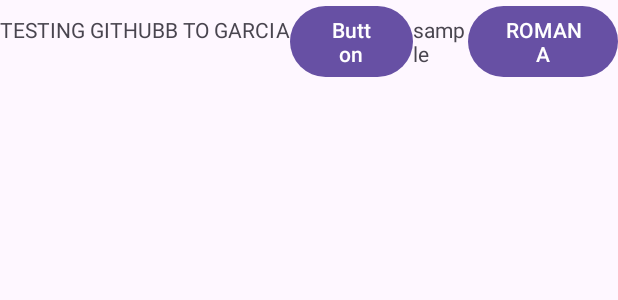
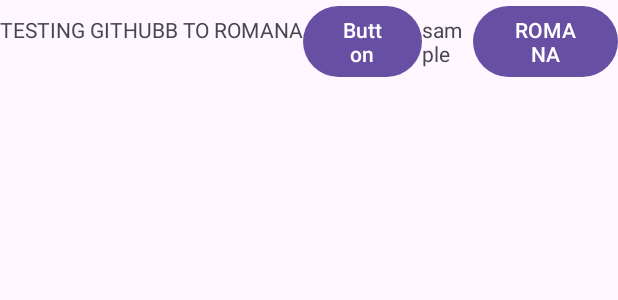
Before and after one commit to MigzReyes/Build-Your-Own-Meal, an Android app: the layout activity_main.xml on its own in the app's theme, with its tools: preview values and no code run, on a phone screen of 412 x 824 dp. Shown: the top 300 px of the screen. Run offline under Robolectric (Android 15) with nearby library versions, the phone set to English and light mode, and no system bars.

Commit message:
ROMANA, AMIEL
CHANGES

activity_main.xml
- pinalitan ko yung textview "text" ng TESTING GITHUB TO ROMANA

```diff
--- a/app/src/main/res/layout/activity_main.xml
+++ b/app/src/main/res/layout/activity_main.xml
@@ -16,7 +16,7 @@
         <TextView
             android:layout_width="wrap_content"
             android:layout_height="wrap_content"
-            android:text="TESTING GITHUBB TO GARCIA" />
+            android:text="TESTING GITHUBB TO ROMANA" />
 
         <Button
             android:id="@+id/button"
```
